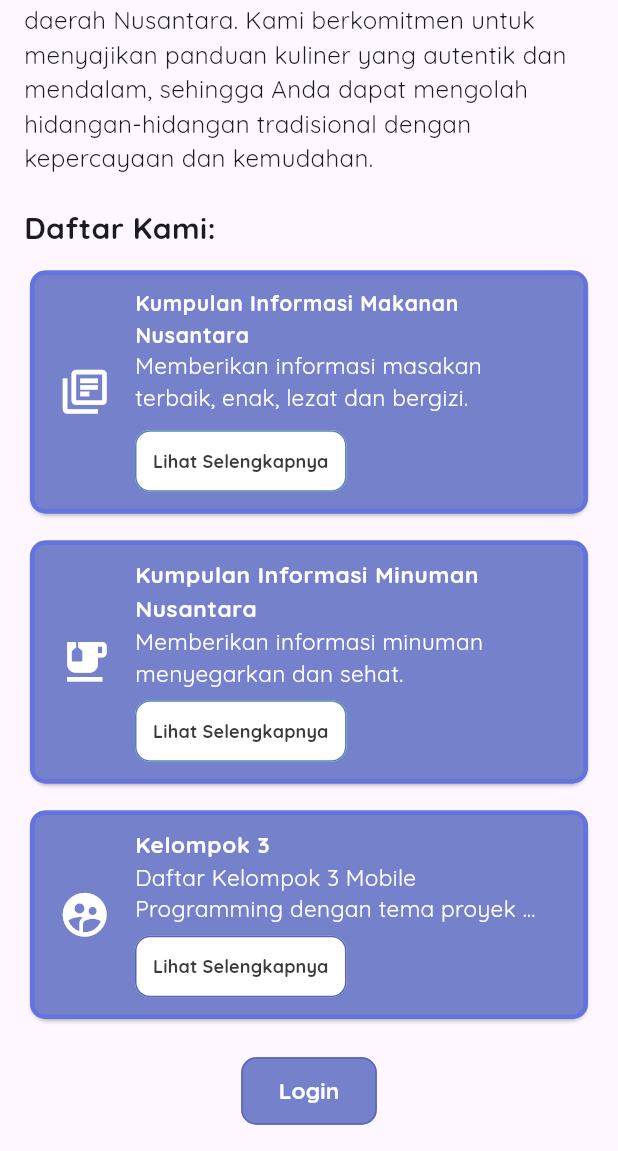
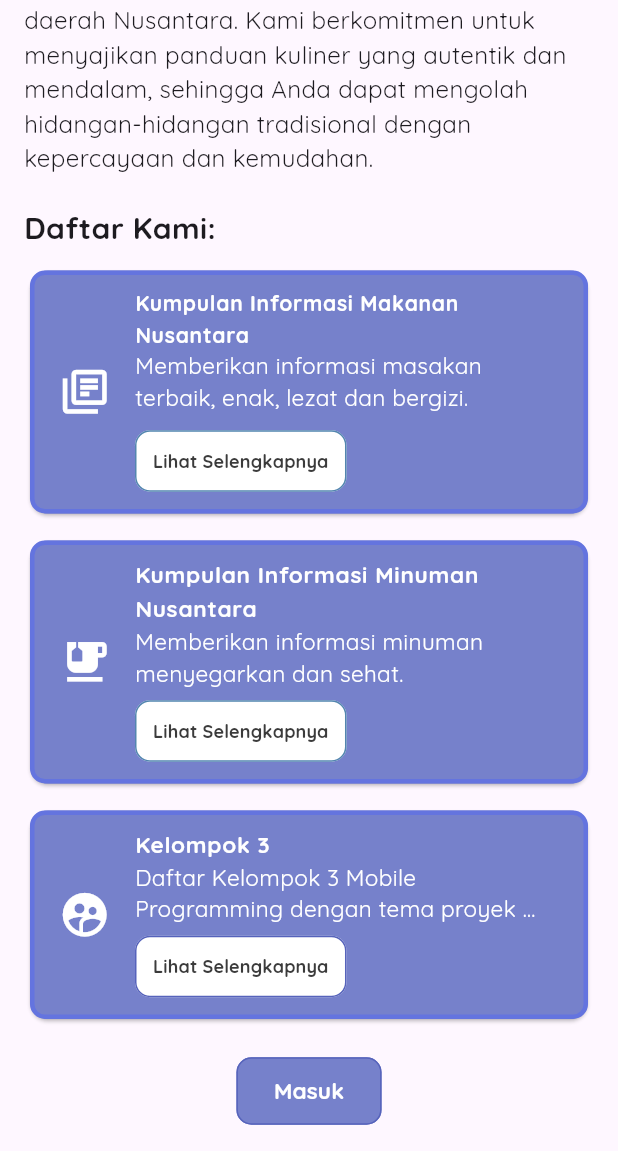
Before and after one commit to alfihzm/kulinerNusantara, a Flutter app: the screen it shows after launch, scrolled down 360 dp, on a phone screen of 412 x 824 dp, the part 85-1236 px from its top. Run offline on Flutter 3.47's test engine with Material 3 defaults, Android fonts, the phone set to English and light mode, and no system bars; our stand-ins replace shared_preferences.

Commit message:
Sedikit perubahan.

```diff
--- a/lib/main.dart
+++ b/lib/main.dart
@@ -397,7 +397,7 @@ class HomeScreen extends StatelessWidget {
                           ),
                         ),
                         child: Text(
-                          'Login',
+                          'Masuk',
                           style: TextStyle(
                             fontFamily: 'Quicksand',
                             fontWeight: FontWeight.bold,
```
